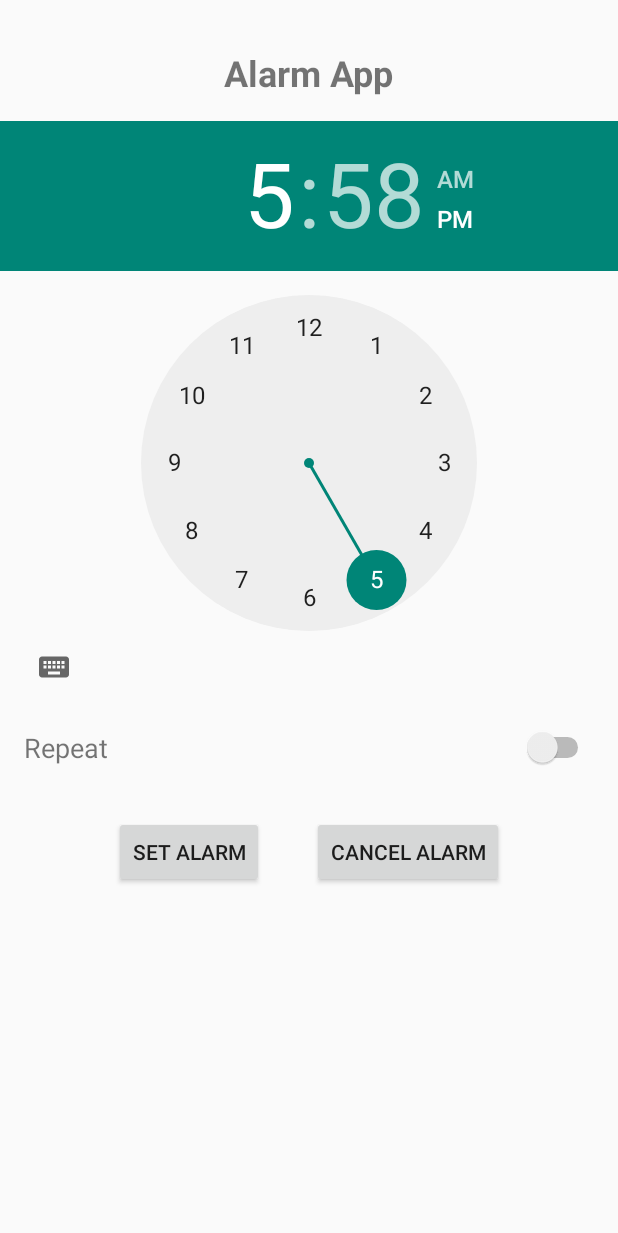
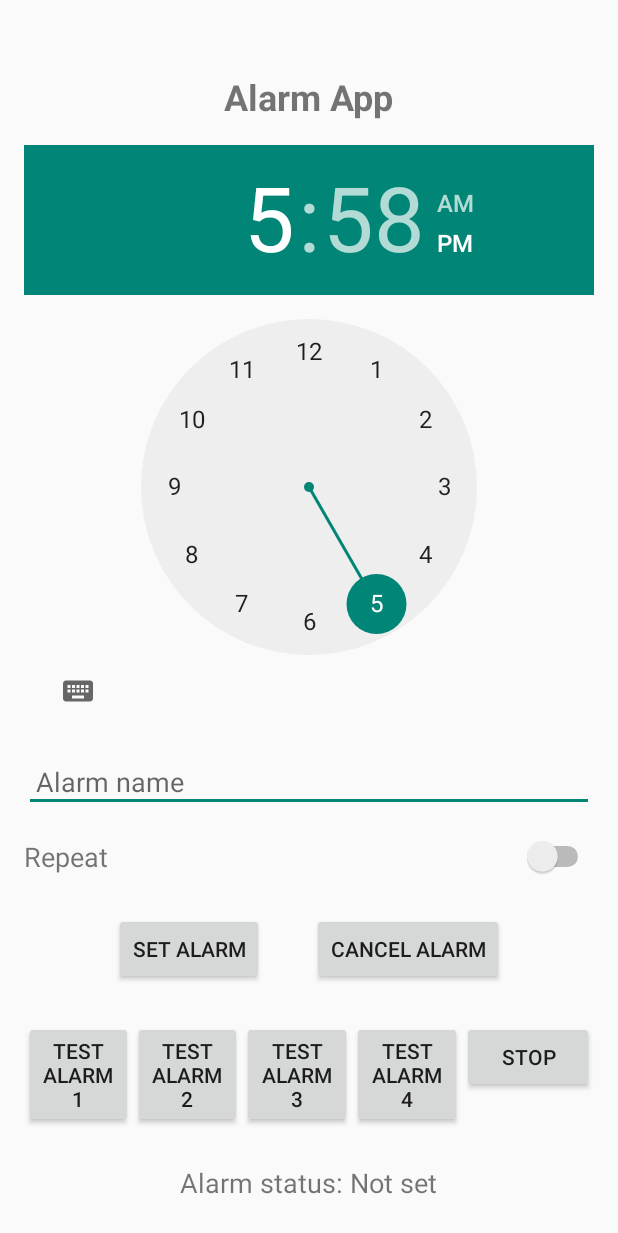
Before and after one commit to Vanderom-Cantrip/FocusAlarm, an Android app: the layout activity_main.xml on its own in the app's theme, with its tools: preview values and no code run, on a phone screen of 412 x 824 dp. Shown: the top 1233 px of the screen. Run offline under Robolectric (Android 15) with nearby library versions, the phone set to English and light mode, and no system bars.

```diff
--- a/app/build.gradle.kts
+++ b/app/build.gradle.kts
@@ -6,6 +6,9 @@ plugins {
 android {
     namespace = "com.cantrip.focusalarm"
     compileSdk = 35
+    buildFeatures {
+        viewBinding = true
+    }
 
     defaultConfig {
         applicationId = "com.cantrip.focusalarm"
--- a/app/src/main/res/layout/activity_main.xml
+++ b/app/src/main/res/layout/activity_main.xml
@@ -5,7 +5,8 @@
     android:layout_width="match_parent"
     android:layout_height="match_parent"
     android:orientation="vertical"
-    tools:context=".MainActivity">
+    tools:context=".MainActivity"
+    android:padding="16dp">
 
     <TextView
         android:id="@+id/textViewAlarmTitle"
@@ -24,14 +25,22 @@
         android:layout_gravity="center_horizontal"
         android:layout_marginTop="16dp" />
 
+    <EditText
+        android:id="@+id/editTextAlarmName"
+        android:layout_width="match_parent"
+        android:layout_height="wrap_content"
+        android:hint="Alarm name"
+        android:maxLength="20"
+        android:inputType="textPersonName"
+        android:layout_marginTop="16dp"
+        android:padding="8dp" />
+
     <LinearLayout
         android:layout_width="match_parent"
         android:layout_height="wrap_content"
         android:orientation="horizontal"
         android:gravity="center_vertical"
-        android:layout_marginTop="16dp"
-        android:paddingStart="16dp"
-        android:paddingEnd="16dp">
+        android:layout_marginTop="16dp">
 
         <TextView
             android:layout_width="0dp"
@@ -44,7 +53,6 @@
             android:id="@+id/switchRepeat"
             android:layout_width="wrap_content"
             android:layout_height="wrap_content" />
-
     </LinearLayout>
 
     <LinearLayout
@@ -52,51 +60,16 @@
         android:layout_width="match_parent"
         android:layout_height="wrap_content"
         android:orientation="vertical"
-        android:visibility="gone"
-        android:paddingStart="16dp"
-        android:paddingEnd="16dp">
+        android:visibility="gone">
 
-        <CheckBox
-            android:id="@+id/checkBoxMonday"
-            android:layout_width="wrap_content"
-            android:layout_height="wrap_content"
-            android:text="Monday" />
-
-        <CheckBox
-            android:id="@+id/checkBoxTuesday"
-            android:layout_width="wrap_content"
-            android:layout_height="wrap_content"
-            android:text="Tuesday" />
-
-        <CheckBox
-            android:id="@+id/checkBoxWednesday"
-            android:layout_width="wrap_content"
-            android:layout_height="wrap_content"
-            android:text="Wednesday" />
-
-        <CheckBox
-            android:id="@+id/checkBoxThursday"
-            android:layout_width="wrap_content"
-            android:layout_height="wrap_content"
-            android:text="Thursday" />
-
-        <CheckBox
-            android:id="@+id/checkBoxFriday"
-            android:layout_width="wrap_content"
-            android:layout_height="wrap_content"
-            android:text="Friday" />
-
-        <CheckBox
-            android:id="@+id/checkBoxSaturday"
-            android:layout_width="wrap_content"
-            android:layout_height="wrap_content"
-            android:text="Saturday" />
-
-        <CheckBox
-            android:id="@+id/checkBoxSunday"
-            android:layout_width="wrap_content"
-            android:layout_height="wrap_content"
-            android:text="Sunday" />
+        <!-- All 7 day checkboxes -->
+        <CheckBox android:id="@+id/checkBoxMonday" android:layout_width="wrap_content" android:layout_height="wrap_content" android:text="Monday"/>
+        <CheckBox android:id="@+id/checkBoxTuesday" android:layout_width="wrap_content" android:layout_height="wrap_content" android:text="Tuesday"/>
+        <CheckBox android:id="@+id/checkBoxWednesday" android:layout_width="wrap_content" android:layout_height="wrap_content" android:text="Wednesday"/>
+        <CheckBox android:id="@+id/checkBoxThursday" android:layout_width="wrap_content" android:layout_height="wrap_content" android:text="Thursday"/>
+        <CheckBox android:id="@+id/checkBoxFriday" android:layout_width="wrap_content" android:layout_height="wrap_content" android:text="Friday"/>
+        <CheckBox android:id="@+id/checkBoxSaturday" android:layout_width="wrap_content" android:layout_height="wrap_content" android:text="Saturday"/>
+        <CheckBox android:id="@+id/checkBoxSunday" android:layout_width="wrap_content" android:layout_height="wrap_content" android:text="Sunday"/>
 
     </LinearLayout>
 
@@ -105,7 +78,7 @@
         android:layout_height="wrap_content"
         android:orientation="horizontal"
         android:gravity="center"
-        android:layout_marginTop="32dp">
+        android:layout_marginTop="24dp">
 
         <Button
             android:id="@+id/buttonSetAlarm"
@@ -122,7 +95,61 @@
             android:layout_width="wrap_content"
             android:layout_height="wrap_content"
             android:text="Cancel Alarm" />
-
     </LinearLayout>
 
+    <!-- 🧪 Test Alarm Buttons -->
+    <LinearLayout
+        android:layout_width="match_parent"
+        android:layout_height="wrap_content"
+        android:orientation="horizontal"
+        android:gravity="center"
+        android:layout_marginTop="24dp"
+        android:weightSum="4">
+
+        <Button
+            android:id="@+id/buttonTestAlarm1"
+            android:layout_width="0dp"
+            android:layout_weight="1"
+            android:layout_height="wrap_content"
+            android:text="Test Alarm 1" />
+
+        <Button
+            android:id="@+id/buttonTestAlarm2"
+            android:layout_width="0dp"
+            android:layout_weight="1"
+            android:layout_height="wrap_content"
+            android:text="Test Alarm 2" />
+
+        <Button
+            android:id="@+id/buttonTestAlarm3"
+            android:layout_width="0dp"
+            android:layout_weight="1"
+            android:layout_height="wrap_content"
+            android:text="Test Alarm 3" />
+
+        <Button
+            android:id="@+id/buttonTestAlarm4"
+            android:layout_width="0dp"
+            android:layout_weight="1"
+            android:layout_height="wrap_content"
+            android:text="Test Alarm 4" />
+
+        <Button
+            android:id="@+id/buttonStopAlarm"
+            android:layout_width="wrap_content"
+            android:layout_height="wrap_content"
+            android:layout_gravity="center_horizontal"
+            android:layout_marginTop="16dp"
+            android:text="Stop" />
+    </LinearLayout>
+
+
+    <TextView
+        android:id="@+id/textViewAlarmStatus"
+        android:layout_width="wrap_content"
+        android:layout_height="wrap_content"
+        android:layout_gravity="center_horizontal"
+        android:layout_marginTop="24dp"
+        android:text="Alarm status: Not set"
+        android:textSize="18sp" />
 </LinearLayout>
```
Also changed, not shown: app/src/main/java/com/cantrip/focusalarm/AlarmActivity.kt (+29 -3 lines), app/src/main/java/com/cantrip/focusalarm/MainActivity.kt (+56 -50 lines), 4 other files.
